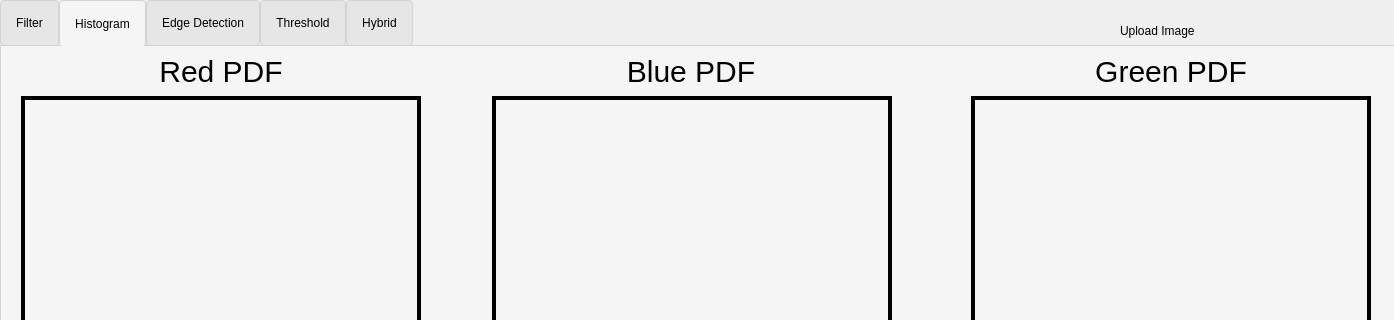
Before: the Qt Designer form QT_GUI_TASK_1/mainwindow.ui in Dinahussam/Impro-App, drawn with Qt 5; both pictures show x 0 to 1394 and y 0 to 320 of the 1394 by 716 pixel window.
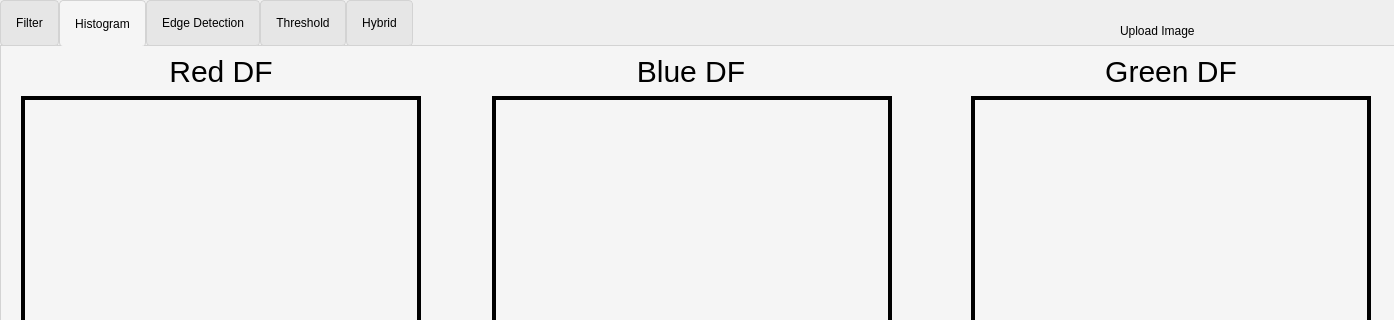
After: the same form once the commit is applied. The open tabs and pages were chosen to show the change. Icons and pictures are not drawn. Custom widgets are drawn as their Qt base class.

```diff
--- a/QT_GUI_TASK_1/mainwindow.ui
+++ b/QT_GUI_TASK_1/mainwindow.ui
@@ -536,7 +536,7 @@
 background-color:transparent;</string>
       </property>
       <property name="text">
-       <string>Red PDF</string>
+       <string>Red DF</string>
       </property>
       <property name="alignment">
        <set>Qt::AlignCenter</set>
@@ -679,7 +679,7 @@
 background-color:transparent;</string>
       </property>
       <property name="text">
-       <string>Blue PDF</string>
+       <string>Blue DF</string>
       </property>
       <property name="alignment">
        <set>Qt::AlignCenter</set>
@@ -756,7 +756,7 @@
 background-color:transparent;</string>
       </property>
       <property name="text">
-       <string>Green PDF</string>
+       <string>Green DF</string>
       </property>
       <property name="alignment">
        <set>Qt::AlignCenter</set>
```
Left out of the diff: 2 changed lines with no effect on the pictures.
